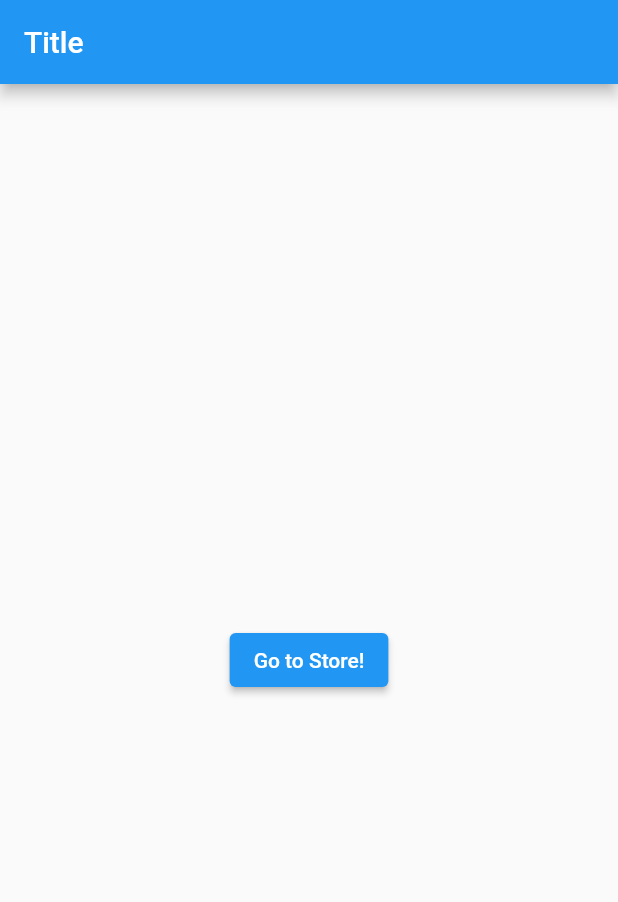
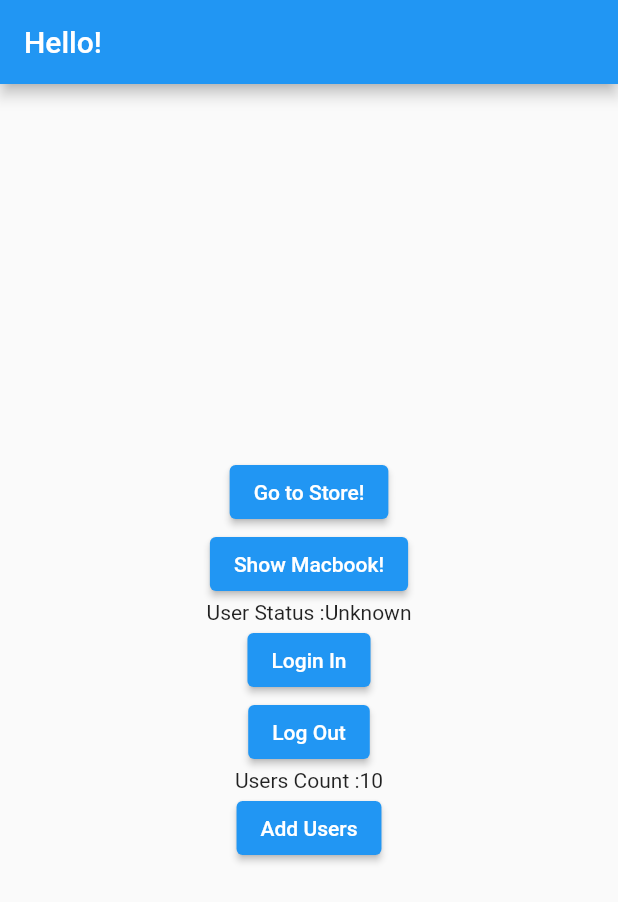
Before and after one commit to BugzTheBunny/flutter_getx, a Flutter app: the screen it shows after launch, on a phone screen of 412 x 824 dp. Shown: the top 902 px of the screen. Run offline on Flutter 3.47's test engine with Material 2 defaults, Android fonts, the phone set to English and light mode, and no system bars; our stand-ins replace get.

Commit message:
added State management

```diff
--- /dev/null
+++ b/lib/controllers/homeController.dart
@@ -0,0 +1,17 @@
+import 'package:get/get.dart';
+
+class HomePageController extends GetxController {
+  String status = 'Unknown';
+  int usersCount = 10;
+
+  void updateStatus(newStatus) {
+    status = newStatus;
+    print(status);
+    update(['status_widget']);
+  }
+
+  void addUsers() {
+    usersCount += 1;
+    update(['userscount_widget']);
+  }
+}
--- a/lib/main.dart
+++ b/lib/main.dart
@@ -1,6 +1,8 @@
 import 'package:flutter/material.dart';
 import 'package:get/get.dart';
 import './views/homepage.dart';
+import './views/shop.dart';
+import './views/cart.dart';
 
 void main() {
   runApp(MyApp());
@@ -10,11 +12,29 @@ class MyApp extends StatelessWidget {
   @override
   Widget build(BuildContext context) {
     return GetMaterialApp(
+      getPages: [
+        GetPage(
+          name: '/store',
+          page: () => Shop(),
+        ),
+        GetPage(
+          name: '/store/:prodID',
+          page: () => Shop(),
+        ),
+        GetPage(
+          name: '/homepage',
+          page: () => HomePage(),
+        ),
+        GetPage(
+          name: '/cart',
+          page: () => Cart(),
+        )
+      ],
+      initialRoute: '/homepage',
       title: 'Flutter Demo',
       theme: ThemeData(
           primarySwatch: Colors.blue,
           visualDensity: VisualDensity.adaptivePlatformDensity),
-      home: HomePage(),
     );
   }
 }
--- a/lib/views/cart.dart
+++ b/lib/views/cart.dart
@@ -1,6 +1,5 @@
 import 'package:flutter/material.dart';
 import 'package:get/get.dart';
-import './homepage.dart';
 
 class Cart extends StatelessWidget {
   const Cart({Key? key}) : super(key: key);
@@ -23,7 +22,7 @@ class Cart extends StatelessWidget {
                 child: Text('Back to store')),
             ElevatedButton(
                 onPressed: () {
-                  Get.offAll(() => HomePage());
+                  Get.offAllNamed('/homepage', arguments: {'Slava!'});
                 },
                 child: Text('Back Home'))
           ],
--- a/lib/views/homepage.dart
+++ b/lib/views/homepage.dart
@@ -1,14 +1,14 @@
 import 'package:flutter/material.dart';
+import '../controllers/homeController.dart';
 import 'package:get/get.dart';
-import './shop.dart';
 
 class HomePage extends StatelessWidget {
-  const HomePage({Key? key}) : super(key: key);
+  final HomePageController homepageController = Get.put(HomePageController());
   @override
   Widget build(BuildContext context) {
     return Scaffold(
       appBar: AppBar(
-        title: Text('Title'),
+        title: Text('Hello!'),
       ),
       body: Center(
         child: Column(
@@ -18,10 +18,41 @@ class HomePage extends StatelessWidget {
             ElevatedButton(
                 onPressed: () async {
                   String status =
-                      await Get.to(() => Shop(), arguments: {'name': 'Slava'});
-                  print(status);
+                      await Get.toNamed('/store', arguments: {'name': 'Slava'});
                 },
-                child: Text('Go to Store!'))
+                child: Text('Go to Store!')),
+            ElevatedButton(
+                onPressed: () async {
+                  Get.toNamed('/store/MacBook', arguments: {'name': 'Slava'});
+                },
+                child: Text('Show Macbook!')),
+            GetBuilder<HomePageController>(
+                id: "status_widget",
+                builder: (_) {
+                  print('STATUS REBUILD');
+                  return Text("User Status :${homepageController.status}");
+                }),
+            ElevatedButton(
+                onPressed: () {
+                  homepageController.updateStatus("Online!");
+                },
+                child: Text('Login In')),
+            ElevatedButton(
+                onPressed: () {
+                  homepageController.updateStatus("Offline!");
+                },
+                child: Text('Log Out')),
+            GetBuilder<HomePageController>(
+                id: 'userscount_widget',
+                builder: (_) {
+                  print('USERS REBUILD');
+                  return Text("Users Count :${homepageController.usersCount}");
+                }),
+            ElevatedButton(
+                onPressed: () {
+                  homepageController.addUsers();
+                },
+                child: Text('Add Users')),
           ],
         ),
       ),
```
Also changed, not shown: lib/views/shop.dart (+8 -5 lines), 1 other file.
